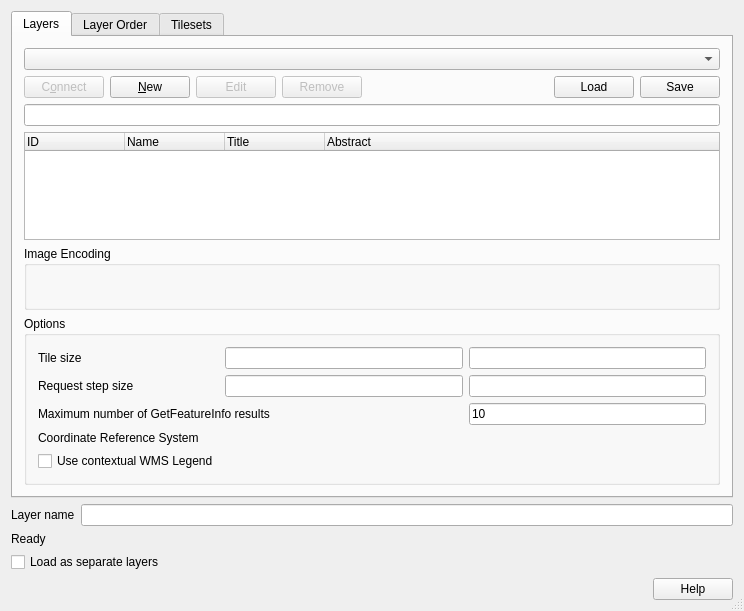
This is src/ui/qgswmssourceselectbase.ui in qgis/QGIS as Qt 5 draws it before an edit. The edited form follows.
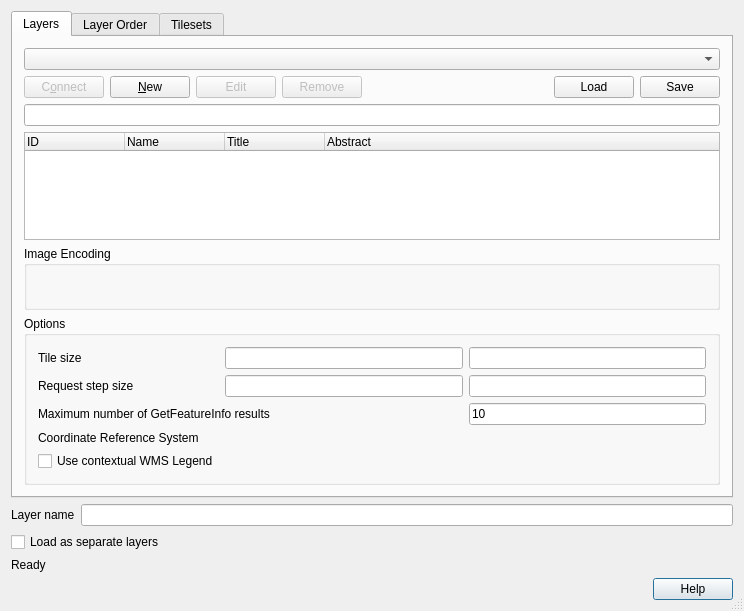
This is the edited form. Icons and pictures are not drawn. Custom widgets are drawn as their Qt base class.

Commit message: Disabled layer name if layer individually is enabled.

Diff of the .ui file:
```diff
--- a/src/ui/qgswmssourceselectbase.ui
+++ b/src/ui/qgswmssourceselectbase.ui
@@ -24,19 +24,10 @@
    <bool>true</bool>
   </property>
   <layout class="QGridLayout" name="gridLayout_2">
-   <item row="2" column="0">
-    <widget class="QLabel" name="labelStatus">
-     <property name="sizePolicy">
-      <sizepolicy hsizetype="Ignored" vsizetype="Preferred">
-       <horstretch>0</horstretch>
-       <verstretch>0</verstretch>
-      </sizepolicy>
-     </property>
-     <property name="text">
-      <string>Ready</string>
-     </property>
-     <property name="wordWrap">
-      <bool>false</bool>
+   <item row="5" column="0">
+    <widget class="QDialogButtonBox" name="buttonBox">
+     <property name="standardButtons">
+      <set>QDialogButtonBox::Help</set>
      </property>
     </widget>
    </item>
@@ -488,13 +479,6 @@
      </widget>
     </widget>
    </item>
-   <item row="4" column="0">
-    <widget class="QDialogButtonBox" name="buttonBox">
-     <property name="standardButtons">
-      <set>QDialogButtonBox::Help</set>
-     </property>
-    </widget>
-   </item>
    <item row="3" column="0">
     <widget class="QCheckBox" name="mLoadLayersIndividuallyCheckBox">
      <property name="toolTip">
@@ -502,6 +486,25 @@
      </property>
      <property name="text">
       <string>Load as separate layers</string>
+     </property>
+     <property name="checked">
+      <bool>false</bool>
+     </property>
+    </widget>
+   </item>
+   <item row="4" column="0">
+    <widget class="QLabel" name="labelStatus">
+     <property name="sizePolicy">
+      <sizepolicy hsizetype="Ignored" vsizetype="Preferred">
+       <horstretch>0</horstretch>
+       <verstretch>0</verstretch>
+      </sizepolicy>
+     </property>
+     <property name="text">
+      <string>Ready</string>
+     </property>
+     <property name="wordWrap">
+      <bool>false</bool>
      </property>
     </widget>
    </item>
```
The commit also changes 1 other file.
